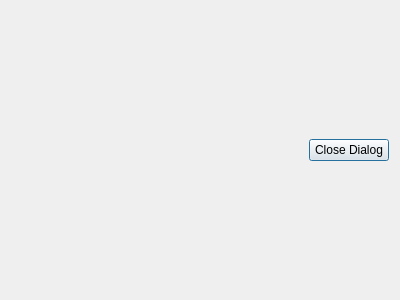
Above: userloansdialog.ui from WawrzyniecKorzen/LibraryManagementSystem before the change. Below: the same form after it.
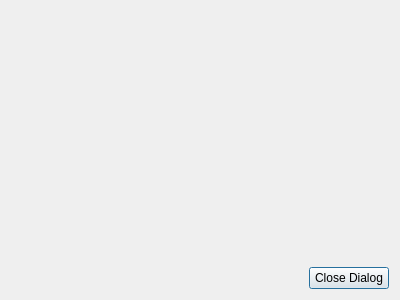
That is the form after the change.

Patch:
```diff
--- a/userloansdialog.ui
+++ b/userloansdialog.ui
@@ -14,6 +14,26 @@
    <string>Dialog</string>
   </property>
   <layout class="QVBoxLayout" name="verticalLayout_2">
+   <item>
+    <widget class="QLabel" name="titleLabel">
+     <property name="text">
+      <string/>
+     </property>
+    </widget>
+   </item>
+   <item>
+    <spacer name="verticalSpacer">
+     <property name="orientation">
+      <enum>Qt::Vertical</enum>
+     </property>
+     <property name="sizeHint" stdset="0">
+      <size>
+       <width>20</width>
+       <height>40</height>
+      </size>
+     </property>
+    </spacer>
+   </item>
    <item>
     <layout class="QHBoxLayout" name="horizontalLayout">
      <item>
```
